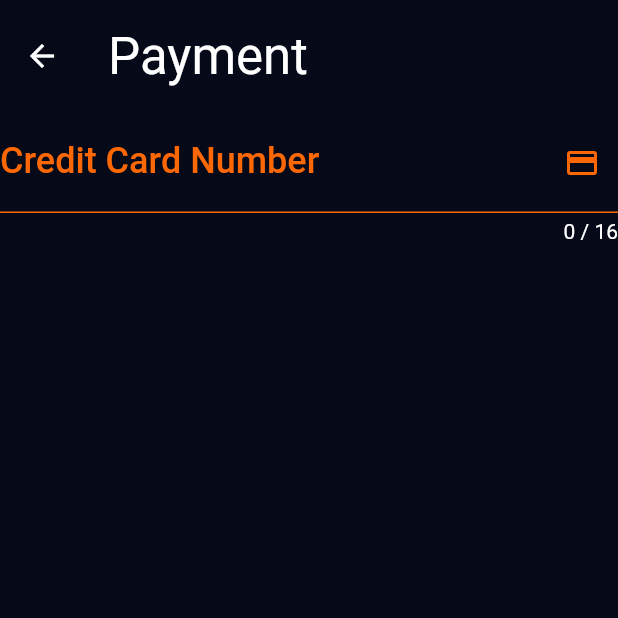
After one commit to kadirkyr/FoodApp, a Flutter app: the PaymentView screen opened directly, on a phone screen of 412 x 824 dp, the top half of it. The commit adds this screen. Run offline on Flutter 3.47's test engine with Material 2 defaults, Android fonts, the light colour scheme and no system bars.

Commit message:
Start to create payment view

```diff
--- a/lib/main.dart
+++ b/lib/main.dart
@@ -16,6 +16,11 @@ class MyApp extends StatelessWidget {
       home: const CustomDemo(),
       debugShowCheckedModeBanner: false,
       theme: ThemeData.dark().copyWith(
+        useMaterial3: true,
+        inputDecorationTheme: const InputDecorationTheme(
+            hintStyle: TextStyle(fontSize: 24),
+            labelStyle: TextStyle(color: ProjectColors.secondColor, fontSize: 24),
+            suffixIconColor: ProjectColors.secondColor),
         listTileTheme: const ListTileThemeData(titleTextStyle: TextStyle(fontSize: 20)),
         scaffoldBackgroundColor: ProjectColors.bgColor,
         textTheme: const TextTheme(
--- /dev/null
+++ b/lib/views/payment/payment_view.dart
@@ -0,0 +1,50 @@
+import 'package:flutter/material.dart';
+import 'package:food_choose/products/language/constants.dart';
+
+class PaymentView extends StatelessWidget {
+  const PaymentView({super.key});
+
+  @override
+  Widget build(BuildContext context) {
+    return Scaffold(
+      appBar: AppBar(
+        title: const Text("Payment"),
+      ),
+      body: const Column(
+        children: [
+          MyTextField(),
+        ],
+      ),
+    );
+  }
+}
+
+class MyTextField extends StatelessWidget {
+  const MyTextField({
+    super.key,
+  });
+
+  @override
+  Widget build(BuildContext context) {
+    return TextField(
+      style: const TextStyle(fontSize: 25),
+      buildCounter: (context, {required currentLength, required isFocused, maxLength}) {
+        if (currentLength != 16) {
+          return Text("${currentLength.toString()} / 16");
+        }
+        return const Icon(Icons.done);
+      },
+      cursorColor: ProjectColors.secondColor,
+      cursorOpacityAnimates: true,
+      maxLength: 16,
+      keyboardType: TextInputType.number,
+      decoration: const InputDecoration(
+          enabledBorder: UnderlineInputBorder(borderSide: BorderSide(color: ProjectColors.secondColor)),
+          focusedBorder: OutlineInputBorder(borderSide: BorderSide(color: ProjectColors.secondColor)),
+          isDense: false,
+          suffixIcon: Icon(Icons.credit_card),
+          hintText: "**** **** **** ****",
+          labelText: "Credit Card Number"),
+    );
+  }
+}
```
Also changed, not shown: lib/views/cart_inside/cart_list.dart (+11 -1 lines).
